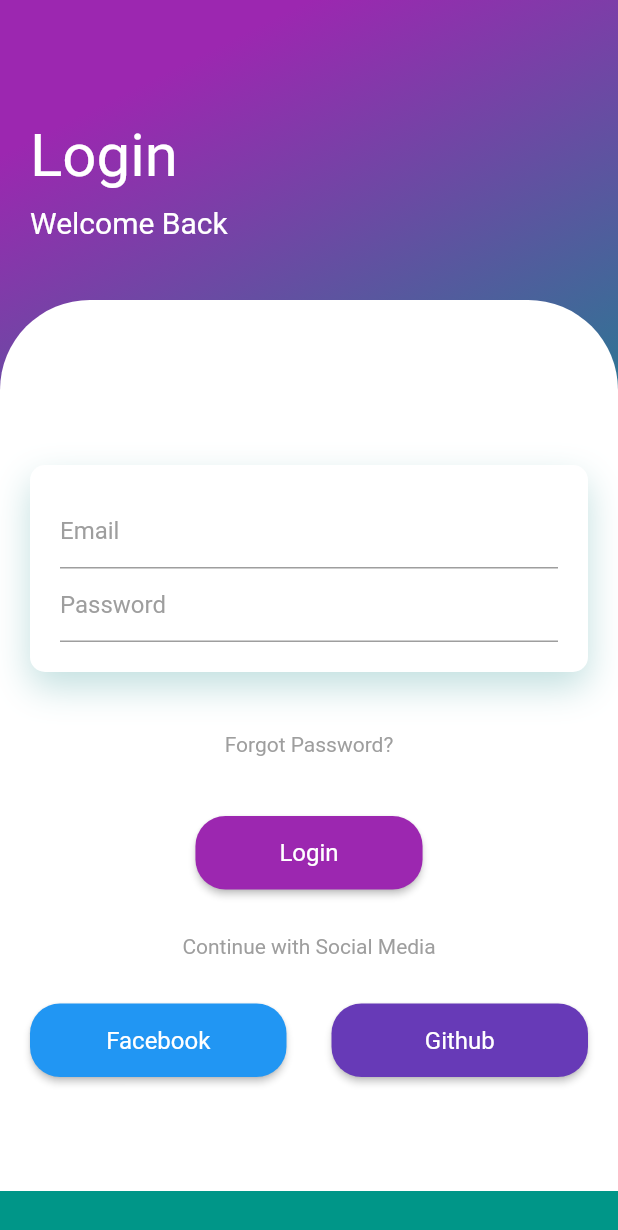
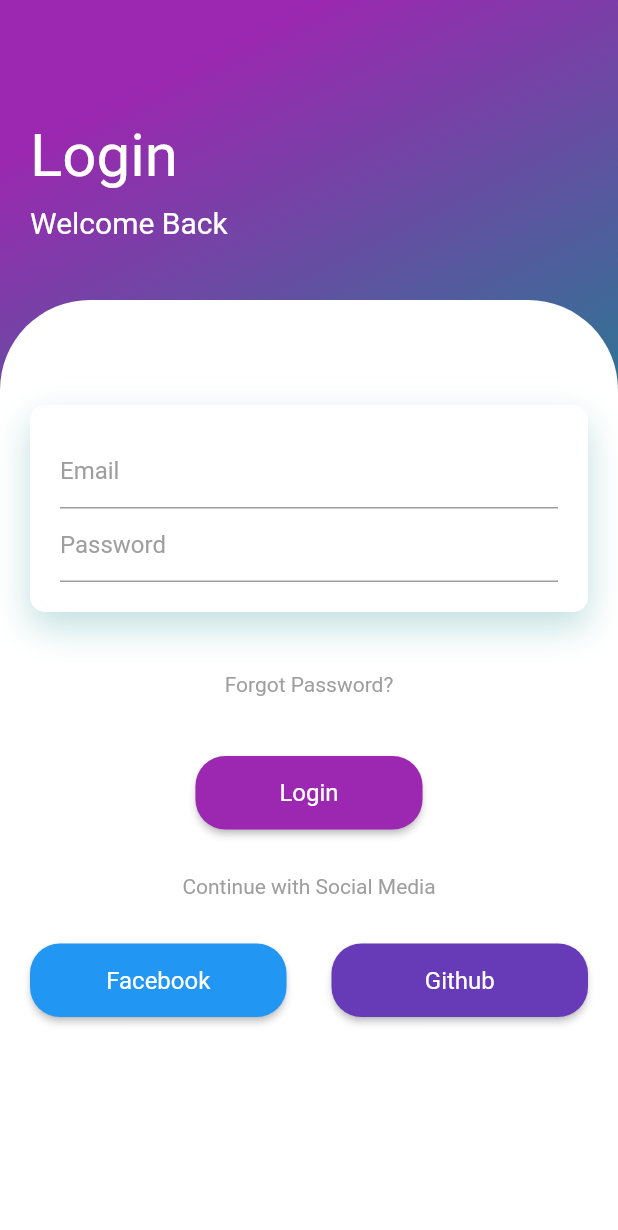
Before and after one commit to Ceren-Canbaz/loginui, a Flutter app: the screen it shows after launch, on a phone screen of 412 x 824 dp. Shown: the top 1230 px of the screen. Run offline on Flutter 3.47's test engine with Material 2 defaults, Android fonts, the phone set to English and light mode, and no system bars.

Commit message:
Bottom design fixed

```diff
--- a/lib/login.dart
+++ b/lib/login.dart
@@ -5,16 +5,17 @@ class LoginUI extends StatelessWidget {
 
   @override
   Widget build(BuildContext context) {
+    const bool _obsourceText=true;
     return Scaffold(
         body: Container(
-      padding: const EdgeInsets.symmetric(vertical: 30),
-      width: double.infinity,
+      padding: const EdgeInsets.only(top: 30),
+
       decoration: const BoxDecoration(
           gradient: LinearGradient(
               begin: Alignment.topCenter,
               colors: [Colors.purple, Colors.teal])),
-      child: Column(crossAxisAlignment: CrossAxisAlignment.start, children: <
-          Widget>[
+      child: Column(crossAxisAlignment: CrossAxisAlignment.start,
+      children: <Widget>[
         const SizedBox(
           height: 30,
         ),
@@ -46,9 +47,7 @@ class LoginUI extends StatelessWidget {
           child: Padding(
             padding: const EdgeInsets.all(20),
             child: Column(children: <Widget>[
-              const SizedBox(
-                height: 90,
-              ),
+            const SizedBox(height: 50,),
               Container(
                 padding: const EdgeInsets.all(20),
                 decoration: BoxDecoration(
@@ -75,11 +74,17 @@ class LoginUI extends StatelessWidget {
                     decoration: const BoxDecoration(
                         border: Border(bottom: BorderSide(color: Colors.grey))),
                     child: const TextField(
+                      obscureText: _obsourceText,
+                      enableSuggestions: false,
+                      autocorrect: false,
                       decoration: InputDecoration(
                           hintText: 'Password ',
                           hintStyle: TextStyle(color: Colors.grey),
                           border: InputBorder.none),
-                    ),
+
+                   ),
+
+
                   ),
                 ]),
               ),
--- a/pubspec.yaml
+++ b/pubspec.yaml
@@ -36,6 +36,7 @@ dependencies:
   # The following adds the Cupertino Icons font to your application.
   # Use with the CupertinoIcons class for iOS style icons.
   cupertino_icons: ^1.0.2
+  font_awesome_flutter: ^8.8.1
 
 dev_dependencies:
   flutter_test:
```
Also changed, not shown: lib/loginexample.dart (added), pubspec.lock.
